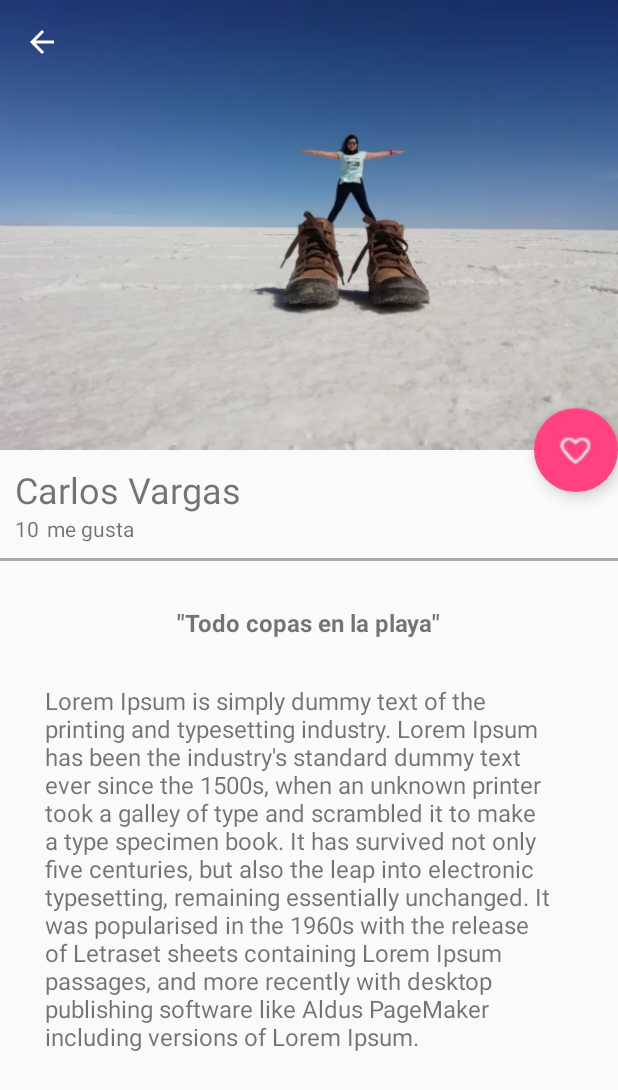
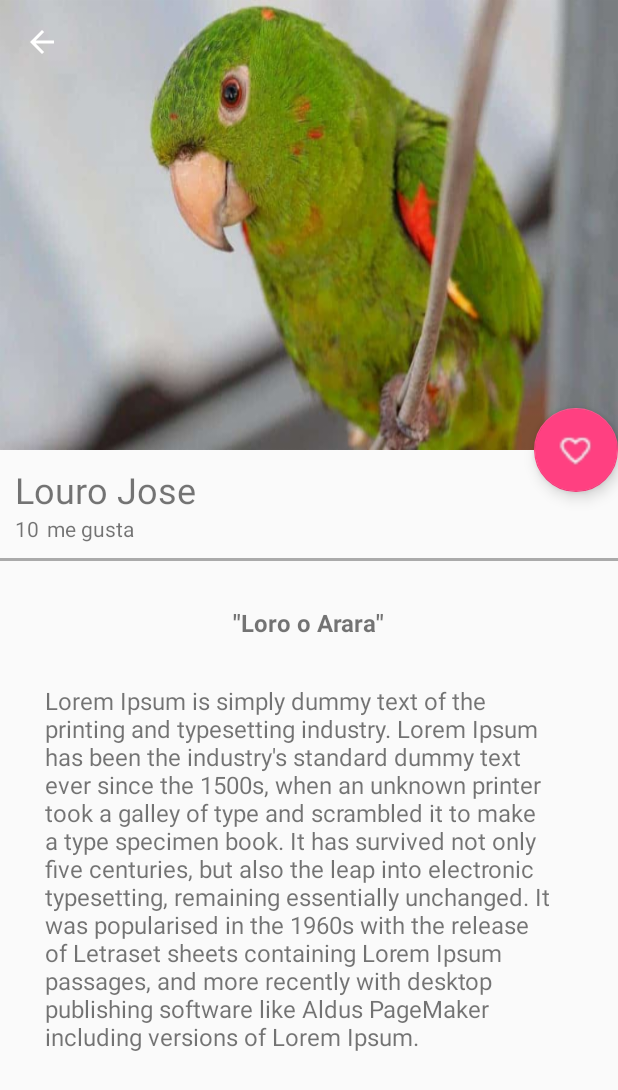
Before and after one commit to LesterSoto/InfoGram, an Android app: the ImageDetailActivity screen opened directly, with no data from a screen before it, on a phone screen of 412 x 824 dp. Shown: the top 1090 px of the screen. Run offline under Robolectric (Android 15) with nearby library versions, the phone set to English and light mode, and no system bars.

Commit message:
CollapsingToolbarLayout

```diff
--- a/app/src/main/res/layout/activity_image_detail.xml
+++ b/app/src/main/res/layout/activity_image_detail.xml
@@ -25,7 +25,7 @@
                 android:layout_width="match_parent"
                 android:layout_height="match_parent"
                 android:scaleType="centerCrop"
-                android:background="@drawable/img_20181113_152143_original"
+                android:background="@drawable/arara_animal"
                 app:layout_collapseMode="parallax"
                 android:transitionName="@string/transitionName_imageCardView"/>
 
@@ -55,7 +55,7 @@
                 android:layout_width="match_parent"
                 android:layout_height="wrap_content"
                 android:textSize="@dimen/textSize_username_image_detail"
-                android:text="@string/carlos_vargas_cardview"
+                android:text="@string/eduarda_maria_cardView"
                 android:layout_marginTop="@dimen/marginTop_image_detail"
                 android:paddingLeft="@dimen/padding_card"
                 android:paddingRight="@dimen/padding_card"/>
--- a/app/src/main/res/layout/cardview_image.xml
+++ b/app/src/main/res/layout/cardview_image.xml
@@ -14,7 +14,7 @@
             android:id="@+id/imageCardView"
             android:layout_width="match_parent"
             android:layout_height="match_parent"
-            android:src="@drawable/img_20181113_152143_original"
+            android:src="@drawable/arara_animal"
             android:scaleType="centerCrop"
             android:transitionName="@string/transitionName_imageCardView"/>
 
@@ -30,7 +30,7 @@
                 android:id="@+id/usernameCardView"
                 android:layout_width="wrap_content"
                 android:layout_height="wrap_content"
-                android:text="@string/carlos_vargas_cardview"
+                android:text="@string/eduarda_maria_cardView"
                 android:textSize="24sp"
                 android:textColor="@color/textColor_White"/>
             <LinearLayout
--- a/app/src/main/res/layout/fragment_profile.xml
+++ b/app/src/main/res/layout/fragment_profile.xml
@@ -36,7 +36,7 @@
                     android:id="@+id/username_profile"
                     android:layout_width="wrap_content"
                     android:layout_height="wrap_content"
-                    android:text="@string/carlos_vargas_cardview"
+                    android:text="@string/eduarda_maria_cardView"
                     android:textColor="@android:color/white"
                     android:textSize="@dimen/textSize_username_profile"/>
 
@@ -82,7 +82,7 @@
         android:id="@+id/username_appbar_profile"
         android:layout_width="wrap_content"
         android:layout_height="wrap_content"
-        android:text="@string/carlos_vargas_cardview"
+        android:text="@string/eduarda_maria_cardView"
         android:textSize="@dimen/textSize_username_appbar_profile"
         android:elevation="@dimen/elevation_username_appbar_profile"
         android:layout_marginLeft="@dimen/marginLeft_username_appbar_profile"
--- a/app/src/main/res/values/strings.xml
+++ b/app/src/main/res/values/strings.xml
@@ -11,7 +11,6 @@
     <string name="confirme_contrasena">Confirme contraseña</string>
     <string name="button_text_create_account">Únete</string>
     <string name="title_crear_cuenta">Crear cuenta</string>
-    <string name="carlos_vargas_cardview">Carlos Vargas</string>
     <string name="hace_cardview">Hace</string>
     <string name="dias_cardview">" 4 dias"</string>
     <string name="me_gusta_cardview">10 me gusta</string>
@@ -23,7 +22,8 @@
     <string name="title_home_fragment">Home</string>
     <string name="text_megusta_image_detail">me gusta</string>
     <string name="text_cantidad_megusta_image_detail">10</string>
-    <string name="text_title_image_detail">\"Todo copas en la playa\"</string>
+    <string name="text_title_image_detail">\"Loro o Arara\"</string>
     <string name="text_content_image_detail">Lorem Ipsum is simply dummy text of the printing and typesetting industry. Lorem Ipsum has been the industry\'s standard dummy text ever since the 1500s, when an unknown printer took a galley of type and scrambled it to make a type specimen book. It has survived not only five centuries, but also the leap into electronic typesetting, remaining essentially unchanged. It was popularised in the 1960s with the release of Letraset sheets containing Lorem Ipsum passages, and more recently with desktop publishing software like Aldus PageMaker including versions of Lorem Ipsum.</string>
     <string name="transitionName_imageCardView">transitionName_imageCardView</string>
+    <string name="eduarda_maria_cardView">Louro Jose</string>
 </resources>
```
Also changed, not shown: app/src/main/res/drawable-hdpi/arara_animal.png (added), app/src/main/res/drawable-hdpi/img_20181113_152143_original.png (deleted), app/src/main/res/drawable-mdpi/arara_animal.png (added), app/src/main/res/drawable-mdpi/img_20181113_152143_original.png (deleted), app/src/main/res/drawable-xhdpi/arara_animal.png (added), app/src/main/res/drawable-xhdpi/img_20181113_152143_original.png (deleted), app/src/main/res/drawable-xxhdpi/img_20181113_152143_original.png (deleted), app/src/main/res/drawable-xxxhdpi/img_20181113_152143_original.png (deleted), 4 other files.
